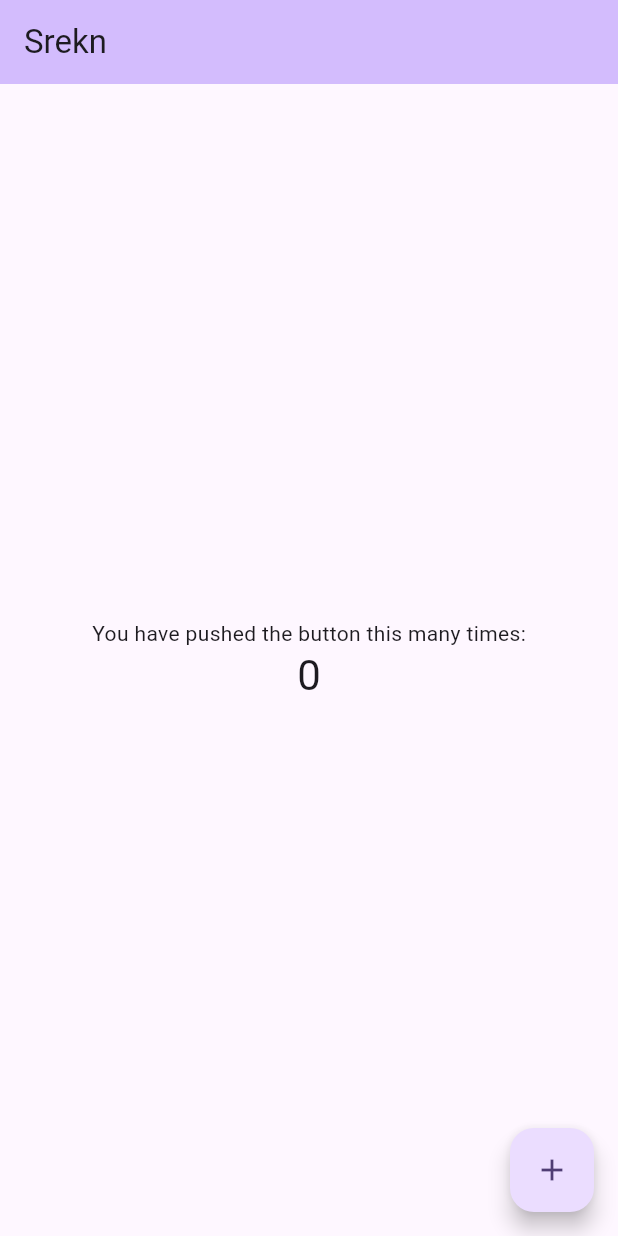
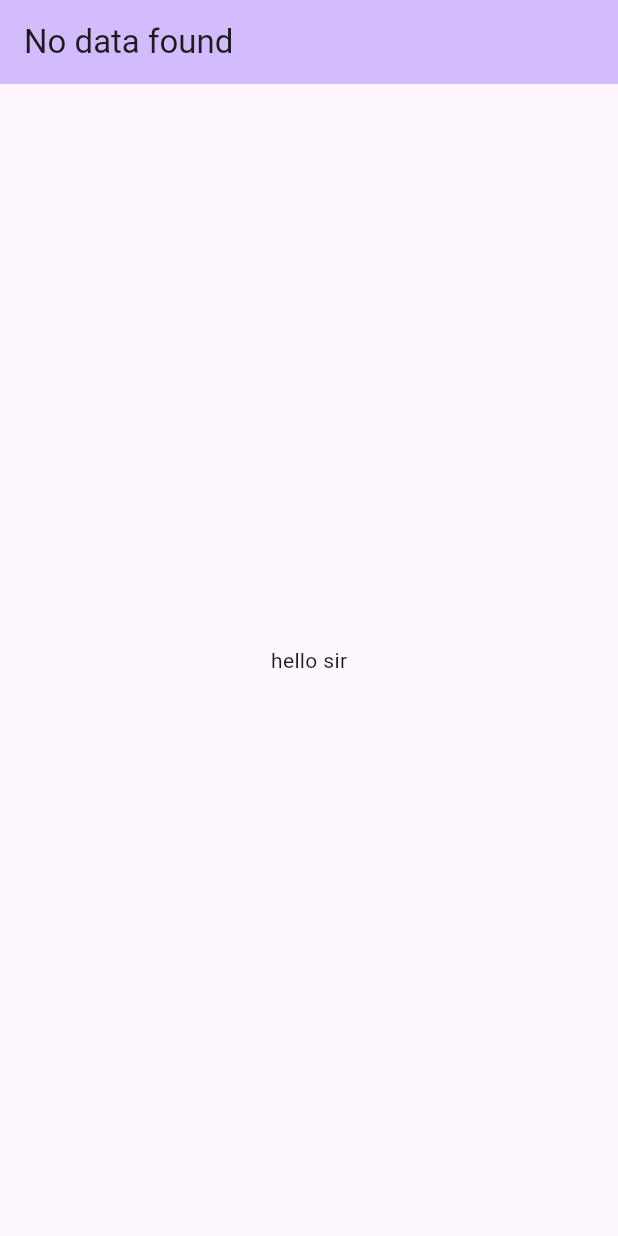
Before and after one commit to kkbughunter/SmartSocket, a Flutter app: the screen it shows after launch, on a phone screen of 412 x 824 dp. Run offline on Flutter 3.47's test engine with Material 3 defaults, Android fonts, the phone set to English and light mode, and no system bars; our stand-ins replace firebase_core, firebase_database; accounts and stored records are empty.

Commit message:
imp of view and server

```diff
--- /dev/null
+++ b/control/lib/app_home.dart
@@ -0,0 +1,46 @@
+import 'package:flutter/material.dart';
+import 'package:control/service/home_service.dart';
+
+class AppHome extends StatefulWidget {
+  final String userId;
+
+  const AppHome({super.key, required this.userId});
+
+  @override
+  State<AppHome> createState() => _AppHomeState();
+}
+
+class _AppHomeState extends State<AppHome> {
+  String data = 'Loading...';
+
+  @override
+  void initState() {
+    super.initState();
+    fetchUserName();
+  }
+
+  void fetchUserName() async {
+    String name = await HomeService.getName(widget.userId);
+    setState(() {
+      data = name;
+    });
+  }
+
+  @override
+  Widget build(BuildContext context) {
+    return Scaffold(
+      appBar: AppBar(
+        backgroundColor: Theme.of(context).colorScheme.inversePrimary,
+        title: Text(data),
+      ),
+      body: Center(
+        child: Column(
+          mainAxisAlignment: MainAxisAlignment.center,
+          children: <Widget>[
+            Text("hello sir"),
+          ],
+        ),
+      ),
+    );
+  }
+}
--- a/control/lib/main.dart
+++ b/control/lib/main.dart
@@ -1,7 +1,12 @@
+// main.dart is the entry point of the application.
+import 'package:control/app_home.dart';
+import 'package:firebase_core/firebase_core.dart';
 import 'package:flutter/material.dart';
 
-void main() {
-  runApp(const MyApp());
+void main() async {
+  WidgetsFlutterBinding.ensureInitialized();
+  await Firebase.initializeApp();
+  runApp(MyApp());
 }
 
 class MyApp extends StatelessWidget {
@@ -13,113 +18,10 @@ class MyApp extends StatelessWidget {
     return MaterialApp(
       title: 'Srekn',
       theme: ThemeData(
-        // This is the theme of your application.
-        //
-        // TRY THIS: Try running your application with "flutter run". You'll see
-        // the application has a purple toolbar. Then, without quitting the app,
-        // try changing the seedColor in the colorScheme below to Colors.green
-        // and then invoke "hot reload" (save your changes or press the "hot
-        // reload" button in a Flutter-supported IDE, or press "r" if you used
-        // the command line to start the app).
-        //
-        // Notice that the counter didn't reset back to zero; the application
-        // state is not lost during the reload. To reset the state, use hot
-        // restart instead.
-        //
-        // This works for code too, not just values: Most code changes can be
-        // tested with just a hot reload.
         colorScheme: ColorScheme.fromSeed(seedColor: Colors.deepPurple),
         useMaterial3: true,
       ),
-      home: const MyHomePage(title: 'Srekn'),
+      home: const AppHome(userId: 'UER41vHtMTQ7oyrC3uqVswWsPOc2'),
     );
   }
 }
-
-class MyHomePage extends StatefulWidget {
-  const MyHomePage({super.key, required this.title});
-
-  // This widget is the home page of your application. It is stateful, meaning
-  // that it has a State object (defined below) that contains fields that affect
-  // how it looks.
-
-  // This class is the configuration for the state. It holds the values (in this
-  // case the title) provided by the parent (in this case the App widget) and
-  // used by the build method of the State. Fields in a Widget subclass are
-  // always marked "final".
-
-  final String title;
-
-  @override
-  State<MyHomePage> createState() => _MyHomePageState();
-}
-
-class _MyHomePageState extends State<MyHomePage> {
-  int _counter = 0;
-
-  void _incrementCounter() {
-    setState(() {
-      // This call to setState tells the Flutter framework that something has
-      // changed in this State, which causes it to rerun the build method below
-      // so that the display can reflect the updated values. If we changed
-      // _counter without calling setState(), then the build method would not be
-      // called again, and so nothing would appear to happen.
-      _counter++;
-    });
-  }
-
-  @override
-  Widget build(BuildContext context) {
-    // This method is rerun every time setState is called, for instance as done
-    // by the _incrementCounter method above.
-    //
-    // The Flutter framework has been optimized to make rerunning build methods
-    // fast, so that you can just rebuild anything that needs updating rather
-    // than having to individually change instances of widgets.
-    return Scaffold(
-      appBar: AppBar(
-        // TRY THIS: Try changing the color here to a specific color (to
-        // Colors.amber, perhaps?) and trigger a hot reload to see the AppBar
-        // change color while the other colors stay the same.
-        backgroundColor: Theme.of(context).colorScheme.inversePrimary,
-        // Here we take the value from the MyHomePage object that was created by
-        // the App.build method, and use it to set our appbar title.
-        title: Text(widget.title),
-      ),
-      body: Center(
-        // Center is a layout widget. It takes a single child and positions it
-        // in the middle of the parent.
-        child: Column(
-          // Column is also a layout widget. It takes a list of children and
-          // arranges them vertically. By default, it sizes itself to fit its
-          // children horizontally, and tries to be as tall as its parent.
-          //
-          // Column has various properties to control how it sizes itself and
-          // how it positions its children. Here we use mainAxisAlignment to
-          // center the children vertically; the main axis here is the vertical
-          // axis because Columns are vertical (the cross axis would be
-          // horizontal).
-          //
-          // TRY THIS: Invoke "debug painting" (choose the "Toggle Debug Paint"
-          // action in the IDE, or press "p" in the console), to see the
-          // wireframe for each widget.
-          mainAxisAlignment: MainAxisAlignment.center,
-          children: <Widget>[
-            const Text(
-              'You have pushed the button this many times:',
-            ),
-            Text(
-              '$_counter',
-              style: Theme.of(context).textTheme.headlineMedium,
-            ),
-          ],
-        ),
-      ),
-      floatingActionButton: FloatingActionButton(
-        onPressed: _incrementCounter,
-        tooltip: 'Increment',
-        child: const Icon(Icons.add),
-      ), // This trailing comma makes auto-formatting nicer for build methods.
-    );
-  }
-}
--- /dev/null
+++ b/control/lib/service/home_service.dart
@@ -0,0 +1,17 @@
+import 'package:firebase_database/firebase_database.dart';
+
+class HomeService {
+  static final FirebaseDatabase _database = FirebaseDatabase.instance;
+
+  static Future<String> getName(String userId) async {
+    try {
+      final ref = _database.ref('users/$userId');
+      final snapshot = await ref.child('name').get();
+      return snapshot.value != null
+          ? snapshot.value.toString()
+          : 'No data found';
+    } catch (e) {
+      return 'Error fetching name';
+    }
+  }
+}
--- /dev/null
+++ b/control/lib/view/home_view.dart
@@ -0,0 +1,46 @@
+import 'package:flutter/material.dart';
+import 'package:control/service/home_service.dart';
+
+class AppHome extends StatefulWidget {
+  final String userId;
+
+  const AppHome({super.key, required this.userId});
+
+  @override
+  State<AppHome> createState() => _AppHomeState();
+}
+
+class _AppHomeState extends State<AppHome> {
+  String data = 'Loading...';
+
+  @override
+  void initState() {
+    super.initState();
+    fetchData();
+  }
+
+  void fetchData() async {
+    String name = await HomeService.getName(widget.userId);
+    setState(() {
+      data = name;
+    });
+  }
+
+  @override
+  Widget build(BuildContext context) {
+    return Scaffold(
+      appBar: AppBar(
+        backgroundColor: Theme.of(context).colorScheme.inversePrimary,
+        title: Text(data),
+      ),
+      body: Center(
+        child: Column(
+          mainAxisAlignment: MainAxisAlignment.center,
+          children: const <Widget>[
+            Text("hello sir"),
+          ],
+        ),
+      ),
+    );
+  }
+}
--- a/control/pubspec.yaml
+++ b/control/pubspec.yaml
@@ -34,6 +34,8 @@ dependencies:
   # The following adds the Cupertino Icons font to your application.
   # Use with the CupertinoIcons class for iOS style icons.
   cupertino_icons: ^1.0.8
+  firebase_core: ^3.9.0
+  firebase_database: ^11.2.0
 
 dev_dependencies:
   flutter_test:
```
Also changed, not shown: control/lib/repo/home_repo.dart (added), control/pubspec.lock, 1 other file.
